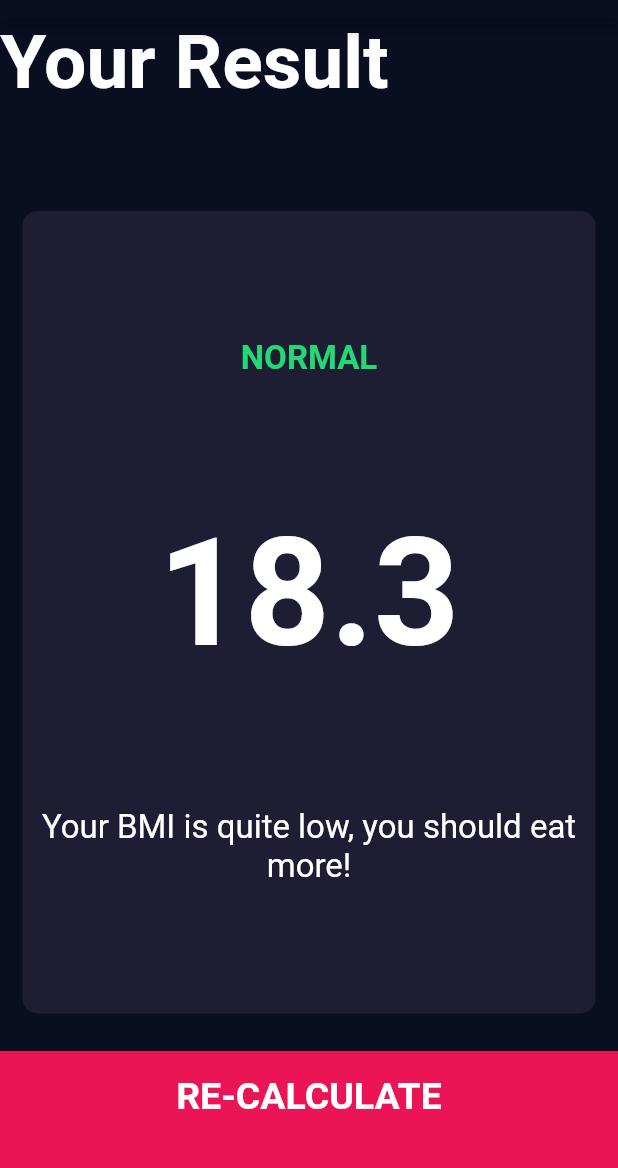
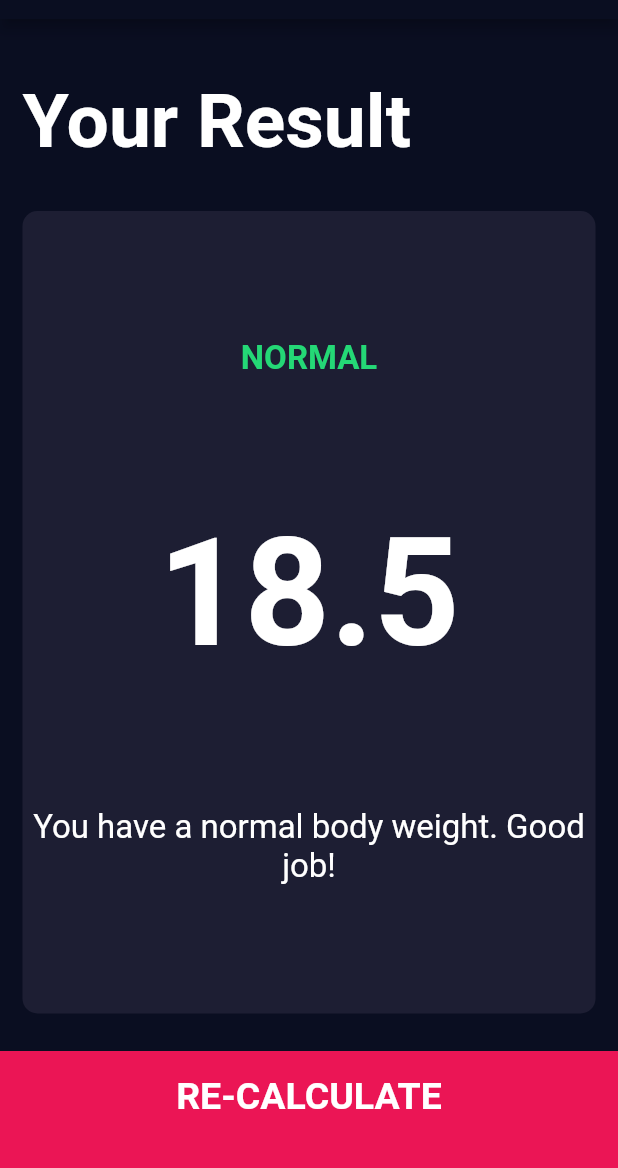
Before and after one commit to timoknapp/flutter-bootcamp, a Flutter app: the screen it shows after launch, after a tap on "CALCULATE", on a phone screen of 412 x 824 dp, the part 65-1233 px from its top. Run offline on Flutter 3.47's test engine with Material 2 defaults, Android fonts, the light colour scheme and no system bars; our stand-ins replace audioplayers, font_awesome_flutter, rflutter_alert.

Commit message:
[UPDATE] final BMI Calculator

```diff
--- /dev/null
+++ b/chapter_8/bmi-calculator-flutter/lib/calculator_brain.dart
@@ -0,0 +1,38 @@
+import 'dart:math';
+
+class CalculatorBrain {
+  CalculatorBrain({this.height, this.weight});
+
+  final int height;
+  final int weight;
+
+  double _bmi;
+
+  String calculateBMI() {
+    _bmi = weight / pow(height / 100, 2);
+    return _bmi.toStringAsFixed(1);
+  }
+
+  String getResults() {
+    if (_bmi == null) {
+      calculateBMI();
+    }
+    if (_bmi >= 25.0) {
+      return 'OVERWEIGHT';
+    } else if (_bmi > 18.5) {
+      return 'NORMAL';
+    } else {
+      return 'UNDERWEIGHT';
+    }
+  }
+
+  String getInterpretation() {
+    if (_bmi >= 25.0) {
+      return 'You have a higher than normal body weight. Try to exercise more.';
+    } else if (_bmi > 18.5) {
+      return 'You have a normal body weight. Good job!';
+    } else {
+      return 'You have a lower than normal body weight. You should eat a bit more´.';
+    }
+  }
+}
--- a/chapter_8/bmi-calculator-flutter/lib/screens/input_page.dart
+++ b/chapter_8/bmi-calculator-flutter/lib/screens/input_page.dart
@@ -6,6 +6,7 @@ import 'package:bmi_calculator/components/icon_content.dart';
 import 'package:bmi_calculator/components/round_icon_button.dart';
 import 'package:font_awesome_flutter/font_awesome_flutter.dart';
 import 'package:bmi_calculator/constants.dart';
+import 'package:bmi_calculator/calculator_brain.dart';
 
 enum Gender {
   male,
@@ -216,14 +217,16 @@ class _InputPageState extends State<InputPage> {
           BottomButton(
             label: 'CALCULATE',
             onPress: () {
+              CalculatorBrain calc =
+                  CalculatorBrain(height: height, weight: weight);
+
               Navigator.push(
                 context,
                 MaterialPageRoute(
                   builder: (context) => ResultsPage(
-                    gender: selectedGender,
-                    height: height,
-                    weight: weight,
-                    age: age,
+                    resultText: calc.getResults(),
+                    bmiResult: calc.calculateBMI(),
+                    interpretation: calc.getInterpretation(),
                   ),
                 ),
               );
--- a/chapter_8/bmi-calculator-flutter/lib/screens/results_page.dart
+++ b/chapter_8/bmi-calculator-flutter/lib/screens/results_page.dart
@@ -5,12 +5,14 @@ import 'package:bmi_calculator/constants.dart';
 import 'package:bmi_calculator/screens/input_page.dart';
 
 class ResultsPage extends StatelessWidget {
-  ResultsPage({this.gender, this.height, this.weight, this.age});
+  ResultsPage(
+      {@required this.resultText,
+      @required this.bmiResult,
+      @required this.interpretation});
 
-  final Gender gender;
-  final int height;
-  final int weight;
-  final int age;
+  final String resultText;
+  final String bmiResult;
+  final String interpretation;
 
   @override
   Widget build(BuildContext context) {
@@ -24,6 +26,8 @@ class ResultsPage extends StatelessWidget {
           children: <Widget>[
             Expanded(
               child: Container(
+                padding: EdgeInsets.all(15.0),
+                alignment: Alignment.bottomLeft,
                 child: Text(
                   'Your Result',
                   style: kTitleTextStyle,
@@ -39,15 +43,15 @@ class ResultsPage extends StatelessWidget {
                   crossAxisAlignment: CrossAxisAlignment.center,
                   children: <Widget>[
                     Text(
-                      'NORMAL',
+                      resultText.toUpperCase(),
                       style: kResultTextStyle,
                     ),
                     Text(
-                      '18.3',
+                      bmiResult,
                       style: kBMITextStyle,
                     ),
                     Text(
-                      'Your BMI is quite low, you should eat more!',
+                      interpretation,
                       textAlign: TextAlign.center,
                       style: kBodyTextStyle,
                     )
```
Also changed, not shown: 1 other file.
